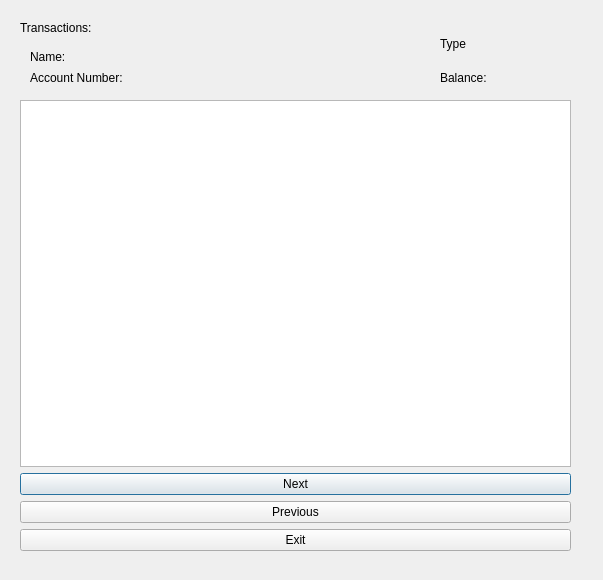
Above: bankautomat/transactionswindow.ui from bank-2022/group11 before the change. Below: the same form after it.
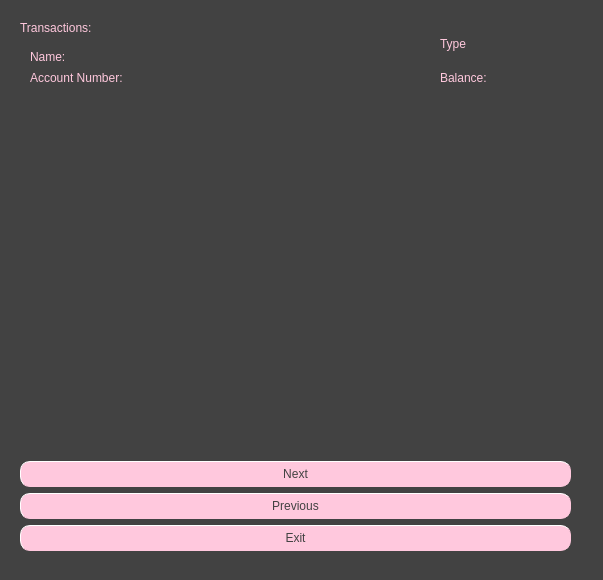
That is the form after the change.

What changed in the file:
```diff
--- a/bankautomat/transactionswindow.ui
+++ b/bankautomat/transactionswindow.ui
@@ -13,6 +13,9 @@
   <property name="windowTitle">
    <string>Dialog</string>
   </property>
+  <property name="styleSheet">
+   <string notr="true">background-color:rgb(66, 66, 66);</string>
+  </property>
   <widget class="QLabel" name="nameLabel">
    <property name="geometry">
     <rect>
@@ -22,6 +25,10 @@
      <height>13</height>
     </rect>
    </property>
+   <property name="styleSheet">
+    <string notr="true">color: rgb(255, 200, 221);
+font: 63 10pt &quot;Lato Semibold&quot;;</string>
+   </property>
    <property name="text">
     <string>Name:</string>
    </property>
@@ -35,6 +42,10 @@
      <height>16</height>
     </rect>
    </property>
+   <property name="styleSheet">
+    <string notr="true">color: rgb(255, 200, 221);
+font: 63 10pt &quot;Lato Semibold&quot;;</string>
+   </property>
    <property name="text">
     <string>Account Number:</string>
    </property>
@@ -48,6 +59,10 @@
      <height>16</height>
     </rect>
    </property>
+   <property name="styleSheet">
+    <string notr="true">color: rgb(255, 200, 221);
+font: 63 10pt &quot;Lato Semibold&quot;;</string>
+   </property>
    <property name="text">
     <string>Transactions:</string>
    </property>
@@ -78,6 +93,17 @@
         <property name="cursor">
          <cursorShape>PointingHandCursor</cursorShape>
         </property>
+        <property name="styleSheet">
+         <string notr="true">font: 63 9pt &quot;Lato Semibold&quot;;
+color: rgb(66, 66, 66);
+background-color:rgb(255, 200, 221);
+border-style: outset;
+border-width: 1px;
+border-radius: 10px;
+border-color:rgb(255, 200, 221);
+min-width: 1em;
+padding: 5px;</string>
+        </property>
         <property name="text">
          <string>Next</string>
         </property>
@@ -94,6 +120,17 @@
         <property name="cursor">
          <cursorShape>PointingHandCursor</cursorShape>
         </property>
+        <property name="styleSheet">
+         <string notr="true">font: 63 9pt &quot;Lato Semibold&quot;;
+color: rgb(66, 66, 66);
+background-color:rgb(255, 200, 221);
+border-style: outset;
+border-width: 1px;
+border-radius: 10px;
+border-color:rgb(255, 200, 221);
+min-width: 1em;
+padding: 5px;</string>
+        </property>
         <property name="text">
          <string>Previous</string>
         </property>
@@ -104,13 +141,30 @@
         <property name="cursor">
          <cursorShape>PointingHandCursor</cursorShape>
         </property>
+        <property name="styleSheet">
+         <string notr="true">font: 63 9pt &quot;Lato Semibold&quot;;
+color: rgb(66, 66, 66);
+background-color:rgb(255, 200, 221);
+border-style: outset;
+border-width: 1px;
+border-radius: 10px;
+border-color:rgb(255, 200, 221);
+min-width: 1em;
+padding: 5px;</string>
+        </property>
         <property name="text">
          <string>Exit</string>
         </property>
        </widget>
       </item>
       <item row="0" column="0">
-       <widget class="QTableView" name="transactionsList"/>
+       <widget class="QTableView" name="transactionsList">
+        <property name="styleSheet">
+         <string notr="true">color: rgb(255, 200, 221);
+font: 63 8pt &quot;Lato Semibold&quot;;
+border: 2px rgb(76, 76, 76);</string>
+        </property>
+       </widget>
       </item>
      </layout>
     </item>
@@ -128,6 +182,10 @@
    <layout class="QVBoxLayout" name="verticalLayout">
     <item>
      <widget class="QLabel" name="typeLabel">
+      <property name="styleSheet">
+       <string notr="true">color: rgb(255, 200, 221);
+font: 63 10pt &quot;Lato Semibold&quot;;</string>
+      </property>
       <property name="text">
        <string>Type</string>
       </property>
@@ -135,6 +193,10 @@
     </item>
     <item>
      <widget class="QLabel" name="balanceLabel">
+      <property name="styleSheet">
+       <string notr="true">color: rgb(255, 200, 221);
+font: 63 10pt &quot;Lato Semibold&quot;;</string>
+      </property>
       <property name="text">
        <string>Balance:</string>
       </property>
```
